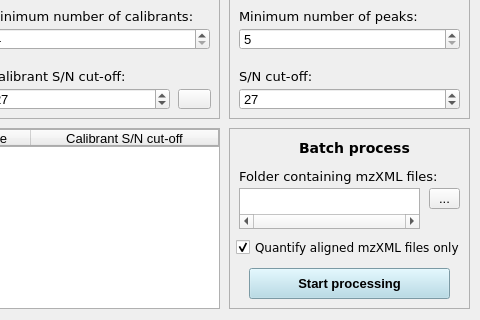
Above: sweet_suite/gui/qtdesigner_files/gui_main.ui from stainawarijar/SweetSuite before the change; both pictures show x 281 to 761 and y 252 to 572 of the 761 by 572 pixel window. Below: the same form after it.
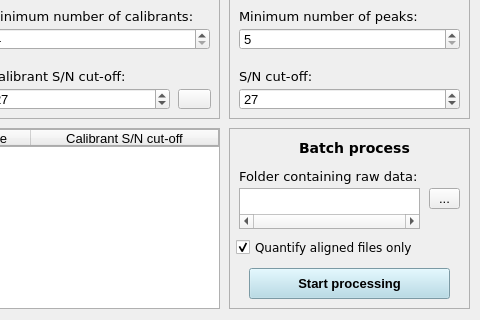
That is the form after the change.

Commit message: GUI for MS-only analytes list

What changed in the file:
```diff
--- a/sweet_suite/gui/qtdesigner_files/gui_main.ui
+++ b/sweet_suite/gui/qtdesigner_files/gui_main.ui
@@ -835,7 +835,7 @@
       </font>
      </property>
      <property name="text">
-      <string>Folder containing mzXML files:</string>
+      <string>Folder containing raw data:</string>
      </property>
     </widget>
     <widget class="QListWidget" name="path_mzxml">
@@ -914,7 +914,7 @@
       <string notr="true">font-size: 9pt</string>
      </property>
      <property name="text">
-      <string>Quantify aligned mzXML files only</string>
+      <string>Quantify aligned files only</string>
      </property>
      <property name="checked">
       <bool>true</bool>
```
The commit also changes 4 other files.
